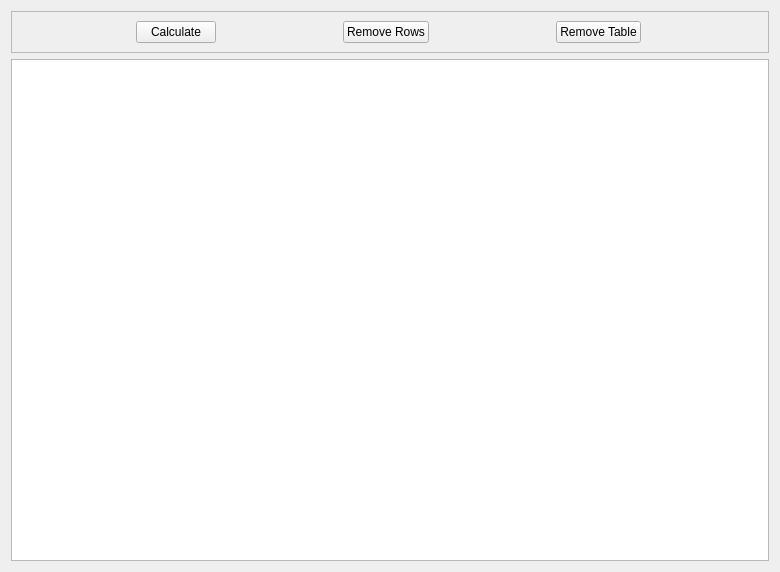
The window that ViewProfit/ui/table_portfolio.ui (wwmm/viewprofit) describes before a commit, drawn with Qt 5.
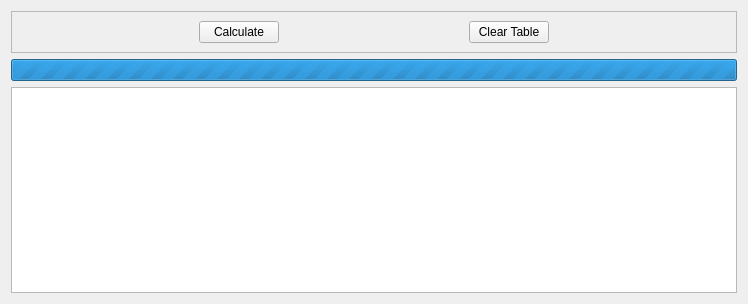
The same window after the commit.

What changed in the file:
```diff
--- a/ViewProfit/ui/table_portfolio.ui
+++ b/ViewProfit/ui/table_portfolio.ui
@@ -6,8 +6,8 @@
    <rect>
     <x>0</x>
     <y>0</y>
-    <width>780</width>
-    <height>572</height>
+    <width>748</width>
+    <height>304</height>
    </rect>
   </property>
   <property name="sizePolicy">
@@ -53,7 +53,7 @@
       <property name="spacing">
        <number>12</number>
       </property>
-      <item row="0" column="2">
+      <item row="0" column="1">
        <widget class="QPushButton" name="button_remove_table">
         <property name="sizePolicy">
          <sizepolicy hsizetype="Fixed" vsizetype="Fixed">
@@ -62,7 +62,7 @@
          </sizepolicy>
         </property>
         <property name="text">
-         <string>Remove Table</string>
+         <string>Clear Table</string>
         </property>
        </widget>
       </item>
@@ -79,22 +79,19 @@
         </property>
        </widget>
       </item>
-      <item row="0" column="1">
-       <widget class="QPushButton" name="button_remove_row">
-        <property name="sizePolicy">
-         <sizepolicy hsizetype="Fixed" vsizetype="Fixed">
-          <horstretch>0</horstretch>
-          <verstretch>0</verstretch>
-         </sizepolicy>
-        </property>
-        <property name="text">
-         <string>Remove Rows</string>
-        </property>
-       </widget>
-      </item>
      </layout>
     </widget>
    </item>
+   <item>
+    <widget class="QProgressBar" name="progressbar">
+     <property name="maximum">
+      <number>0</number>
+     </property>
+     <property name="value">
+      <number>-1</number>
+     </property>
+    </widget>
+   </item>
    <item>
     <widget class="QTableView" name="table_view">
      <property name="sizePolicy">
```
